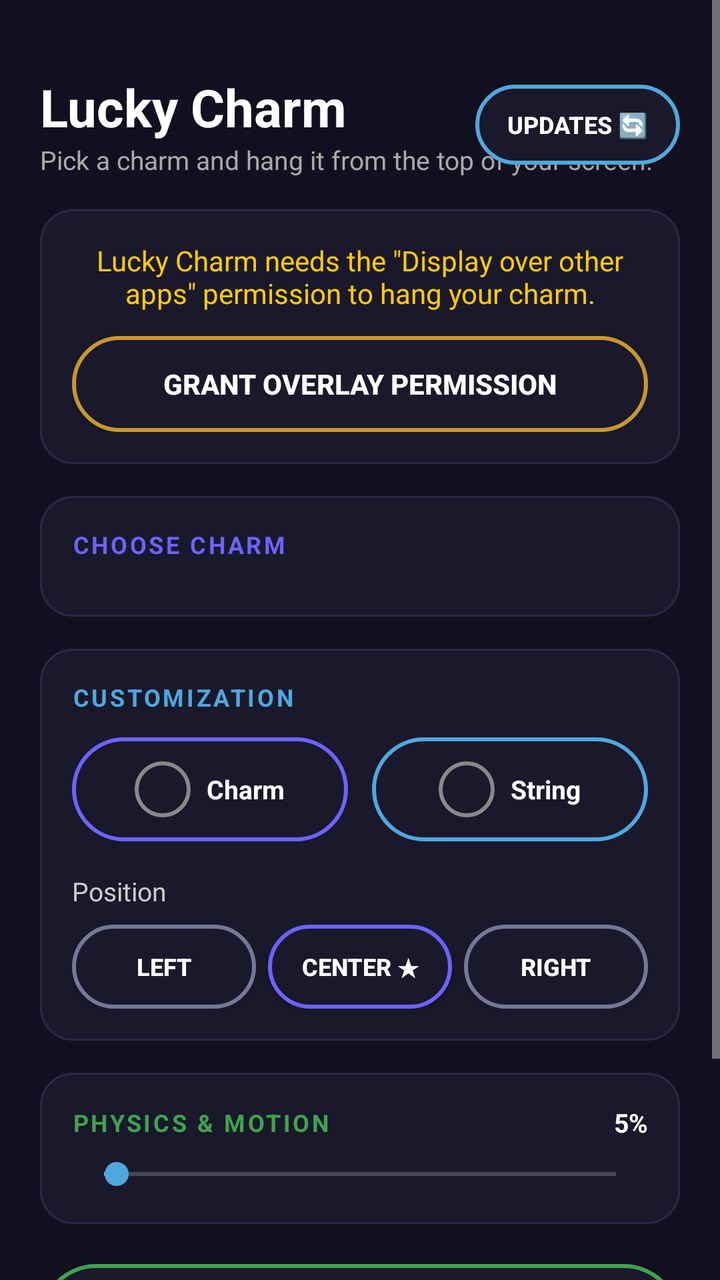
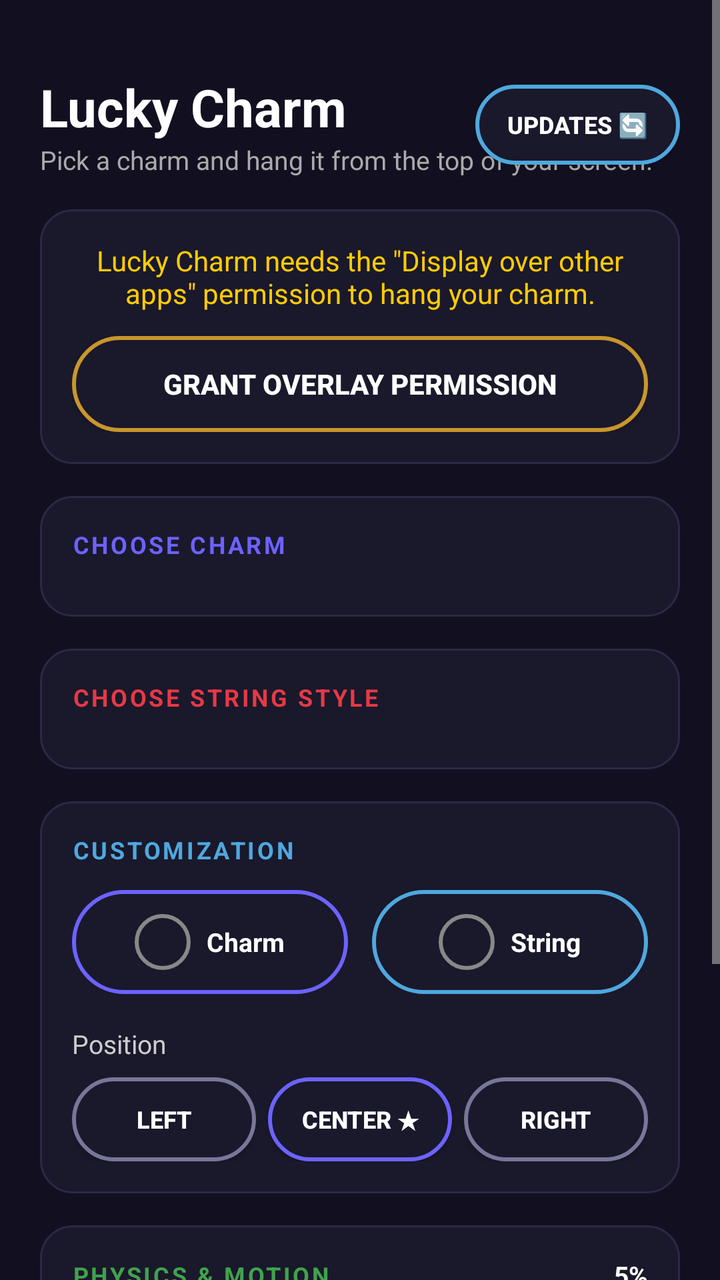

Two renders of the same Android screen: before a commit and after it. Below are the layout's source before the change and the commit's diff.
<!-- AndroidManifest.xml: activity theme Theme.LuckyCharm -->
<!-- res/layout/activity_main.xml -->
<?xml version="1.0" encoding="utf-8"?>
<ScrollView xmlns:android="http://schemas.android.com/apk/res/android"
    xmlns:tools="http://schemas.android.com/tools"
    android:layout_width="match_parent"
    android:layout_height="match_parent"
    android:fillViewport="true"
    android:background="@color/bg_dark">

    <LinearLayout
        android:layout_width="match_parent"
        android:layout_height="wrap_content"
        android:orientation="vertical"
        android:padding="20dp"
        android:gravity="center_horizontal">

        
        <RelativeLayout
            android:layout_width="match_parent"
            android:layout_height="wrap_content"
            android:layout_marginTop="16dp"
            android:layout_marginBottom="16dp">

            <LinearLayout
                android:layout_width="wrap_content"
                android:layout_height="wrap_content"
                android:orientation="vertical"
                android:layout_alignParentStart="true"
                android:layout_centerVertical="true">

                <TextView
                    android:id="@+id/titleText"
                    android:layout_width="wrap_content"
                    android:layout_height="wrap_content"
                    android:text="@string/app_name"
                    android:textSize="26sp"
                    android:textStyle="bold"
                    android:textColor="#FFFFFF" />

                <TextView
                    android:layout_width="wrap_content"
                    android:layout_height="wrap_content"
                    android:text="@string/subtitle"
                    android:textSize="13sp"
                    android:textColor="#AAAAAA" />

            </LinearLayout>

            <androidx.appcompat.widget.AppCompatButton
                android:id="@+id/btnCheckUpdates"
                android:layout_width="wrap_content"
                android:layout_height="40dp"
                android:layout_alignParentEnd="true"
                android:layout_centerVertical="true"
                android:paddingHorizontal="16dp"
                android:text="Updates 🔄"
                android:textSize="12sp"
                android:textColor="#FFFFFF"
                android:textStyle="bold"
                android:background="@drawable/bg_neon_cyan" />

        </RelativeLayout>

        
        <LinearLayout
            android:id="@+id/permissionCard"
            android:layout_width="match_parent"
            android:layout_height="wrap_content"
            android:orientation="vertical"
            android:padding="16dp"
            android:layout_marginBottom="16dp"
            android:background="@drawable/bg_card_dark">

            <TextView
                android:id="@+id/statusText"
                android:layout_width="match_parent"
                android:layout_height="wrap_content"
                android:layout_marginBottom="12dp"
                android:text="@string/status_permission_needed"
                android:textAlignment="center"
                android:textSize="14sp"
                android:textColor="#FFCC00" />

            <androidx.appcompat.widget.AppCompatButton
                android:id="@+id/grantPermissionButton"
                android:layout_width="match_parent"
                android:layout_height="48dp"
                android:text="@string/grant_permission"
                android:textColor="#FFFFFF"
                android:textStyle="bold"
                android:background="@drawable/bg_neon_gold" />

        </LinearLayout>

        
        <LinearLayout
            android:layout_width="match_parent"
            android:layout_height="wrap_content"
            android:orientation="vertical"
            android:padding="16dp"
            android:layout_marginBottom="16dp"
            android:background="@drawable/bg_card_dark">

            <TextView
                android:layout_width="wrap_content"
                android:layout_height="wrap_content"
                android:layout_marginBottom="12dp"
                android:text="CHOOSE CHARM"
                android:textSize="12sp"
                android:textStyle="bold"
                android:letterSpacing="0.1"
                android:textColor="#6C63FF" />

            <GridLayout
                android:id="@+id/charmGrid"
                android:layout_width="match_parent"
                android:layout_height="wrap_content"
                android:columnCount="3"
                android:rowCount="2" />

        </LinearLayout>

        
        <LinearLayout
            android:layout_width="match_parent"
            android:layout_height="wrap_content"
            android:orientation="vertical"
            android:padding="16dp"
            android:layout_marginBottom="16dp"
            android:background="@drawable/bg_card_dark">

            <TextView
                android:layout_width="wrap_content"
                android:layout_height="wrap_content"
                android:layout_marginBottom="12dp"
                android:text="CUSTOMIZATION"
                android:textSize="12sp"
                android:textStyle="bold"
                android:letterSpacing="0.1"
                android:textColor="#4EA8DE" />

            
            <LinearLayout
                android:layout_width="match_parent"
                android:layout_height="wrap_content"
                android:orientation="horizontal"
                android:gravity="center_vertical">

                
                <LinearLayout
                    android:id="@+id/btnPickCharmColor"
                    android:layout_width="0dp"
                    android:layout_height="52dp"
                    android:layout_weight="1"
                    android:layout_marginEnd="6dp"
                    android:orientation="horizontal"
                    android:gravity="center"
                    android:paddingHorizontal="12dp"
                    android:clickable="true"
                    android:focusable="true"
                    android:background="@drawable/bg_neon_purple">

                    <View
                        android:id="@+id/charmColorPreview"
                        android:layout_width="28dp"
                        android:layout_height="28dp"
                        android:layout_marginEnd="8dp"
                        android:background="@drawable/bg_circle_preview" />

                    <TextView
                        android:layout_width="wrap_content"
                        android:layout_height="wrap_content"
                        android:text="Charm"
                        android:textSize="13sp"
                        android:textStyle="bold"
                        android:textColor="#FFFFFF" />

                </LinearLayout>

                
                <LinearLayout
                    android:id="@+id/btnPickStringColor"
                    android:layout_width="0dp"
                    android:layout_height="52dp"
                    android:layout_weight="1"
                    android:layout_marginStart="6dp"
                    android:orientation="horizontal"
                    android:gravity="center"
                    android:paddingHorizontal="12dp"
                    android:clickable="true"
                    android:focusable="true"
                    android:background="@drawable/bg_neon_cyan">

                    <View
                        android:id="@+id/stringColorPreview"
                        android:layout_width="28dp"
                        android:layout_height="28dp"
                        android:layout_marginEnd="8dp"
                        android:background="@drawable/bg_circle_preview" />

                    <TextView
                        android:layout_width="wrap_content"
                        android:layout_height="wrap_content"
                        android:text="String"
                        android:textSize="13sp"
                        android:textStyle="bold"
                        android:textColor="#FFFFFF" />

                </LinearLayout>

            </LinearLayout>

            
            <TextView
                android:layout_width="wrap_content"
                android:layout_height="wrap_content"
                android:layout_marginTop="16dp"
                android:layout_marginBottom="8dp"
                android:text="Position"
                android:textSize="13sp"
                android:textColor="#CCCCCC" />

            <LinearLayout
                android:layout_width="match_parent"
                android:layout_height="wrap_content"
                android:orientation="horizontal">

                <androidx.appcompat.widget.AppCompatButton
                    android:id="@+id/posLeft"
                    android:layout_width="0dp"
                    android:layout_height="42dp"
                    android:layout_weight="1"
                    android:layout_marginEnd="4dp"
                    android:text="Left"
                    android:textSize="12sp"
                    android:textColor="#FFFFFF"
                    android:textStyle="bold"
                    android:background="@drawable/bg_neon_subtle" />

                <androidx.appcompat.widget.AppCompatButton
                    android:id="@+id/posCenter"
                    android:layout_width="0dp"
                    android:layout_height="42dp"
                    android:layout_weight="1"
                    android:layout_marginHorizontal="2dp"
                    android:text="Center ★"
                    android:textSize="12sp"
                    android:textColor="#FFFFFF"
                    android:textStyle="bold"
                    android:background="@drawable/bg_neon_purple" />

                <androidx.appcompat.widget.AppCompatButton
                    android:id="@+id/posRight"
                    android:layout_width="0dp"
                    android:layout_height="42dp"
                    android:layout_marginStart="4dp"
                    android:layout_weight="1"
                    android:text="Right"
                    android:textColor="#FFFFFF"
                    android:textSize="12sp"
                    android:textStyle="bold"
                    android:background="@drawable/bg_neon_subtle" />

            </LinearLayout>

        </LinearLayout>

        
        <LinearLayout
            android:layout_width="match_parent"
            android:layout_height="wrap_content"
            android:orientation="vertical"
            android:padding="16dp"
            android:layout_marginBottom="20dp"
            android:background="@drawable/bg_card_dark">

            <LinearLayout
                android:layout_width="match_parent"
                android:layout_height="wrap_content"
                android:orientation="horizontal"
                android:gravity="center_vertical"
                android:layout_marginBottom="8dp">

                <TextView
                    android:layout_width="wrap_content"
                    android:layout_height="wrap_content"
                    android:text="PHYSICS &amp; MOTION"
                    android:textSize="12sp"
                    android:textStyle="bold"
                    android:letterSpacing="0.1"
                    android:textColor="#3FA34D" />

                <View
                    android:layout_width="0dp"
                    android:layout_height="0dp"
                    android:layout_weight="1" />

                <TextView
                    android:id="@+id/sensitivityValueText"
                    android:layout_width="wrap_content"
                    android:layout_height="wrap_content"
                    android:text="5%"
                    android:textSize="13sp"
                    android:textStyle="bold"
                    android:textColor="#FFFFFF" />

            </LinearLayout>

            <SeekBar
                android:id="@+id/gyroSensitivityBar"
                android:layout_width="match_parent"
                android:layout_height="wrap_content"
                android:max="200"
                android:progress="5" />

        </LinearLayout>

        
        <androidx.appcompat.widget.AppCompatButton
            android:id="@+id/hangButton"
            android:layout_width="match_parent"
            android:layout_height="56dp"
            android:text="✨ HANG CHARM"
            android:textColor="#FFFFFF"
            android:textStyle="bold"
            android:textSize="16sp"
            android:background="@drawable/bg_neon_green" />

        <Space
            android:layout_width="match_parent"
            android:layout_height="0dp"
            android:layout_weight="1" />

        
        <TextView
            android:id="@+id/versionText"
            android:layout_width="match_parent"
            android:layout_height="wrap_content"
            android:layout_marginTop="28dp"
            android:layout_marginBottom="20dp"
            android:gravity="center"
            android:text="Version 2.0 (11) • Developed by Baskar S"
            android:textSize="13sp"
            android:textColor="#888888" />

    </LinearLayout>
</ScrollView>
<!-- resources referenced by this layout -->
<resources>
  <color name="bg_dark">#121020</color>
  <!-- drawable bg_card_dark (drawable) -->
  <?xml version="1.0" encoding="utf-8"?>
  <shape xmlns:android="http://schemas.android.com/apk/res/android"
      android:shape="rectangle">
      <corners android:radius="16dp" />
      <solid android:color="#1A182B" />
      <stroke android:width="1dp" android:color="#2D2847" />
  </shape>
  <!-- drawable bg_circle_preview (drawable) -->
  <?xml version="1.0" encoding="utf-8"?>
  <shape xmlns:android="http://schemas.android.com/apk/res/android"
      android:shape="oval">
      <stroke android:width="2dp" android:color="#888888" />
  </shape>
  <!-- drawable bg_neon_cyan (drawable) -->
  <?xml version="1.0" encoding="utf-8"?>
  <ripple xmlns:android="http://schemas.android.com/apk/res/android"
      android:color="#404EA8DE">
      <item>
          <shape android:shape="rectangle">
              <corners android:radius="100dp" />
              <solid android:color="#1A182B" />
              <stroke
                  android:width="2dp"
                  android:color="#4EA8DE" />
          </shape>
      </item>
  </ripple>
  <!-- drawable bg_neon_gold (drawable) -->
  <?xml version="1.0" encoding="utf-8"?>
  <ripple xmlns:android="http://schemas.android.com/apk/res/android"
      android:color="#40C9962C">
      <item>
          <shape android:shape="rectangle">
              <corners android:radius="100dp" />
              <solid android:color="#1A182B" />
              <stroke
                  android:width="2dp"
                  android:color="#C9962C" />
          </shape>
      </item>
  </ripple>
  <!-- drawable bg_neon_green (drawable) -->
  <?xml version="1.0" encoding="utf-8"?>
  <ripple xmlns:android="http://schemas.android.com/apk/res/android"
      android:color="#403FA34D">
      <item>
          <shape android:shape="rectangle">
              <corners android:radius="100dp" />
              <solid android:color="#1A182B" />
              <stroke
                  android:width="2dp"
                  android:color="#3FA34D" />
          </shape>
      </item>
  </ripple>
  <!-- drawable bg_neon_purple (drawable) -->
  <?xml version="1.0" encoding="utf-8"?>
  <ripple xmlns:android="http://schemas.android.com/apk/res/android"
      android:color="#406C63FF">
      <item>
          <shape android:shape="rectangle">
              <corners android:radius="100dp" />
              <solid android:color="#1A182B" />
              <stroke
                  android:width="2dp"
                  android:color="#6C63FF" />
          </shape>
      </item>
  </ripple>
  <!-- drawable bg_neon_subtle (drawable) -->
  <?xml version="1.0" encoding="utf-8"?>
  <ripple xmlns:android="http://schemas.android.com/apk/res/android"
      android:color="#30FFFFFF">
      <item>
          <shape android:shape="rectangle">
              <corners android:radius="100dp" />
              <solid android:color="#1A182B" />
              <stroke
                  android:width="2dp"
                  android:color="#777799" />
          </shape>
      </item>
  </ripple>
  <string name="app_name">Lucky Charm</string>
  <string name="grant_permission">Grant overlay permission</string>
  <string name="status_permission_needed">Lucky Charm needs the \"Display over other apps\" permission to hang your charm.</string>
  <string name="subtitle">Pick a charm and hang it from the top of your screen.</string>
  <color name="purple_500">#6C63FF</color>
  <color name="cyan_500">#4EA8DE</color>
  <color name="text_primary_dark">#FFFFFF</color>
  <color name="text_secondary_dark">#CCCCCC</color>
  <style name="Theme.LuckyCharm.Dialog" parent="ThemeOverlay.MaterialComponents.Dialog.Alert">
          <item name="android:windowBackground">@color/bg_dark</item>
          <item name="android:textColorPrimary">@color/text_primary_dark</item>
      </style>
  <!-- unchanged entries left out for length: 1 -->
</resources>

<!-- the commit's change to res/layout/activity_main.xml (unified diff, before → after) -->
@@ -132,6 +132,33 @@
                 android:layout_width="wrap_content"
                 android:layout_height="wrap_content"
                 android:layout_marginBottom="12dp"
+                android:text="CHOOSE STRING STYLE"
+                android:textSize="12sp"
+                android:textStyle="bold"
+                android:letterSpacing="0.1"
+                android:textColor="#E63946" />
+
+            <GridLayout
+                android:id="@+id/stringGrid"
+                android:layout_width="match_parent"
+                android:layout_height="wrap_content"
+                android:columnCount="3" />
+
+        </LinearLayout>
+
+        
+        <LinearLayout
+            android:layout_width="match_parent"
+            android:layout_height="wrap_content"
+            android:orientation="vertical"
+            android:padding="16dp"
+            android:layout_marginBottom="16dp"
+            android:background="@drawable/bg_card_dark">
+
+            <TextView
+                android:layout_width="wrap_content"
+                android:layout_height="wrap_content"
+                android:layout_marginBottom="12dp"
                 android:text="CUSTOMIZATION"
                 android:textSize="12sp"
                 android:textStyle="bold"
